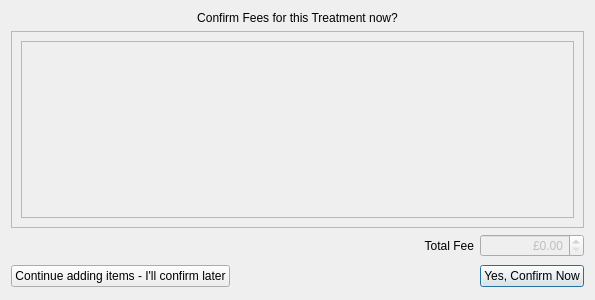
Above: qt-designer/addToothTreatment.ui from rowinggolfer/openmolar1 before the change. Below: the same form after it.
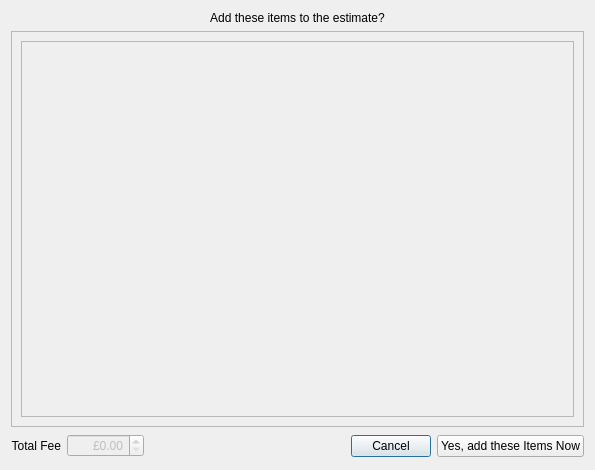
That is the form after the change.

Commit message: treatment plans and estimates linked

What changed in the file:
```diff
--- a/qt-designer/addToothTreatment.ui
+++ b/qt-designer/addToothTreatment.ui
@@ -6,17 +6,17 @@
     <x>0</x>
     <y>0</y>
     <width>595</width>
-    <height>300</height>
+    <height>470</height>
    </rect>
   </property>
   <property name="windowTitle" >
    <string>Plan Treatment</string>
   </property>
   <layout class="QGridLayout" name="gridLayout" >
-   <item row="0" column="0" colspan="3" >
+   <item row="0" column="0" colspan="5" >
     <widget class="QLabel" name="label" >
      <property name="text" >
-      <string>Confirm Fees for this Treatment now?</string>
+      <string>Add these items to the estimate?</string>
      </property>
      <property name="alignment" >
       <set>Qt::AlignCenter</set>
@@ -26,7 +26,7 @@
      </property>
     </widget>
    </item>
-   <item row="1" column="0" colspan="3" >
+   <item row="1" column="0" colspan="5" >
     <widget class="QScrollArea" name="scrollArea" >
      <property name="minimumSize" >
       <size>
@@ -43,7 +43,7 @@
         <x>0</x>
         <y>0</y>
         <width>573</width>
-        <height>191</height>
+        <height>390</height>
        </rect>
       </property>
       <layout class="QVBoxLayout" name="verticalLayout" >
@@ -61,7 +61,17 @@
      </widget>
     </widget>
    </item>
-   <item row="2" column="2" >
+   <item row="2" column="0" >
+    <widget class="QLabel" name="label_4" >
+     <property name="text" >
+      <string>Total Fee</string>
+     </property>
+     <property name="alignment" >
+      <set>Qt::AlignRight|Qt::AlignTrailing|Qt::AlignVCenter</set>
+     </property>
+    </widget>
+   </item>
+   <item row="2" column="1" >
     <widget class="QDoubleSpinBox" name="fee_doubleSpinBox" >
      <property name="enabled" >
       <bool>false</bool>
@@ -77,40 +87,30 @@
      </property>
     </widget>
    </item>
-   <item row="3" column="2" >
-    <widget class="QPushButton" name="yes_pushButton" >
-     <property name="text" >
-      <string>Yes, Confirm Now</string>
-     </property>
-    </widget>
-   </item>
-   <item row="3" column="0" >
-    <widget class="QPushButton" name="later_pushButton" >
-     <property name="text" >
-      <string>Continue adding items - I'll confirm later</string>
-     </property>
-    </widget>
-   </item>
-   <item row="3" column="1" >
+   <item row="2" column="2" >
     <spacer name="horizontalSpacer" >
      <property name="orientation" >
       <enum>Qt::Horizontal</enum>
      </property>
      <property name="sizeHint" stdset="0" >
       <size>
-       <width>155</width>
+       <width>160</width>
        <height>26</height>
       </size>
      </property>
     </spacer>
    </item>
-   <item row="2" column="0" colspan="2" >
-    <widget class="QLabel" name="label_4" >
+   <item row="2" column="3" >
+    <widget class="QPushButton" name="later_pushButton" >
      <property name="text" >
-      <string>Total Fee</string>
+      <string>Cancel</string>
      </property>
-     <property name="alignment" >
-      <set>Qt::AlignRight|Qt::AlignTrailing|Qt::AlignVCenter</set>
+    </widget>
+   </item>
+   <item row="2" column="4" >
+    <widget class="QPushButton" name="yes_pushButton" >
+     <property name="text" >
+      <string>Yes, add these Items Now</string>
      </property>
     </widget>
    </item>
```
Left out of the diff: 7 changed lines with no effect on the pictures. The commit also changes 8 other files.
